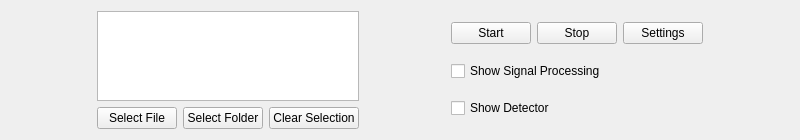
Above: src/gui/controller_ui.ui from rrfremen/frem-ecg-detector before the change. Below: the same form after it.
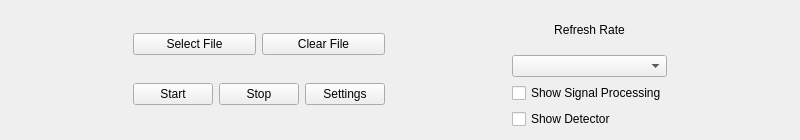
That is the form after the change.

Commit message: refactor: replace list widget for current file with label in side plotter

```diff
--- a/src/gui/controller_ui.ui
+++ b/src/gui/controller_ui.ui
@@ -29,21 +29,14 @@
        </property>
        <property name="sizeHint" stdset="0">
         <size>
-         <width>40</width>
+         <width>21</width>
          <height>20</height>
         </size>
        </property>
       </spacer>
      </item>
      <item>
-      <layout class="QVBoxLayout" name="verticalLayout_2">
-       <item>
-        <widget class="QListWidget" name="listWidget_fileSelection">
-         <property name="selectionMode">
-          <enum>QAbstractItemView::SelectionMode::NoSelection</enum>
-         </property>
-        </widget>
-       </item>
+      <layout class="QVBoxLayout" name="verticalLayout_3">
        <item>
         <layout class="QHBoxLayout" name="horizontalLayout_2">
          <item>
@@ -53,39 +46,15 @@
            </property>
           </widget>
          </item>
-         <item>
-          <widget class="QPushButton" name="pushButton_selectFolder">
-           <property name="text">
-            <string>Select Folder</string>
-           </property>
-          </widget>
-         </item>
          <item>
           <widget class="QPushButton" name="pushButton_clearSelection">
            <property name="text">
-            <string>Clear Selection</string>
+            <string>Clear File</string>
            </property>
           </widget>
          </item>
         </layout>
        </item>
-      </layout>
-     </item>
-     <item>
-      <spacer name="horizontalSpacer">
-       <property name="orientation">
-        <enum>Qt::Orientation::Horizontal</enum>
-       </property>
-       <property name="sizeHint" stdset="0">
-        <size>
-         <width>40</width>
-         <height>20</height>
-        </size>
-       </property>
-      </spacer>
-     </item>
-     <item>
-      <layout class="QVBoxLayout" name="verticalLayout_3">
        <item>
         <layout class="QHBoxLayout" name="horizontalLayout_4">
          <item>
@@ -111,6 +80,40 @@
          </item>
         </layout>
        </item>
+      </layout>
+     </item>
+     <item>
+      <spacer name="horizontalSpacer_2">
+       <property name="orientation">
+        <enum>Qt::Orientation::Horizontal</enum>
+       </property>
+       <property name="sizeHint" stdset="0">
+        <size>
+         <width>79</width>
+         <height>20</height>
+        </size>
+       </property>
+      </spacer>
+     </item>
+     <item>
+      <layout class="QVBoxLayout" name="verticalLayout_4">
+       <item>
+        <layout class="QVBoxLayout" name="verticalLayout_5">
+         <item>
+          <widget class="QLabel" name="label_refreshRate">
+           <property name="text">
+            <string>Refresh Rate</string>
+           </property>
+           <property name="alignment">
+            <set>Qt::AlignmentFlag::AlignCenter</set>
+           </property>
+          </widget>
+         </item>
+         <item>
+          <widget class="QComboBox" name="comboBox_refreshRate"/>
+         </item>
+        </layout>
+       </item>
        <item>
         <widget class="QCheckBox" name="checkBox_showProcessedSignal">
          <property name="text">
@@ -134,7 +137,7 @@
        </property>
        <property name="sizeHint" stdset="0">
         <size>
-         <width>40</width>
+         <width>21</width>
          <height>20</height>
         </size>
        </property>
```
Left out of the diff: 7 changed lines with no effect on the pictures. The commit also changes 6 other files.
